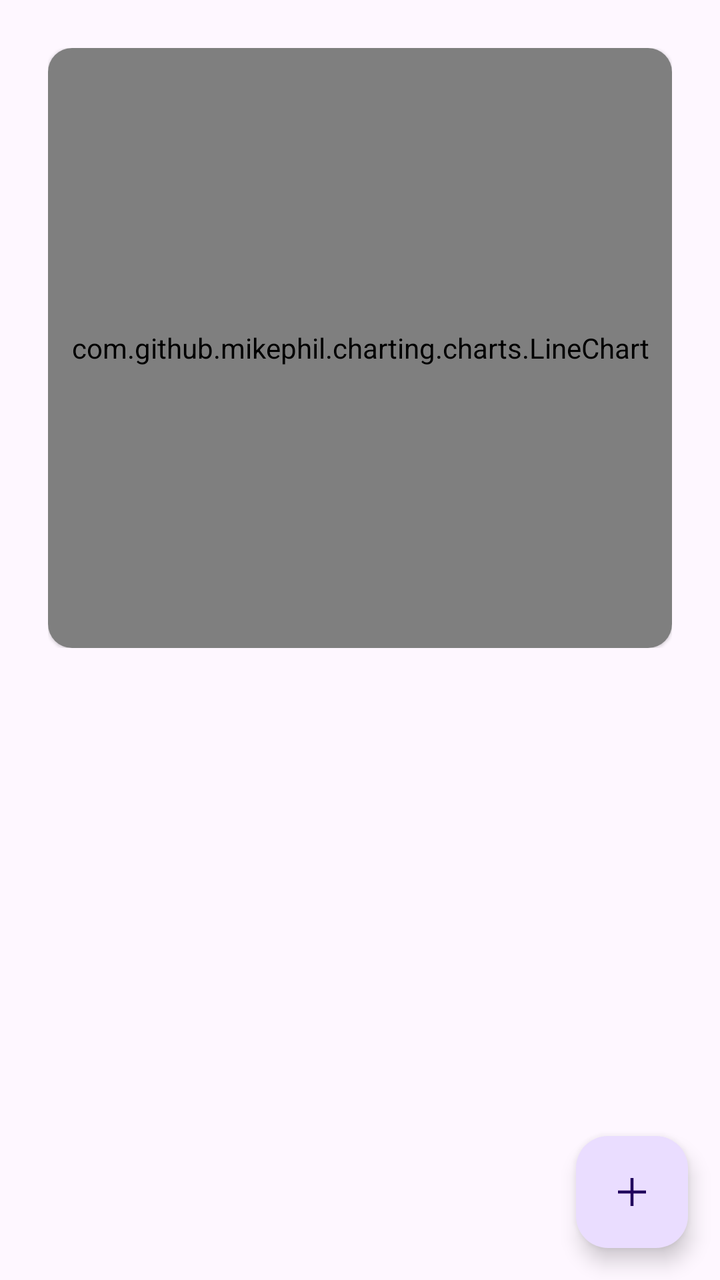
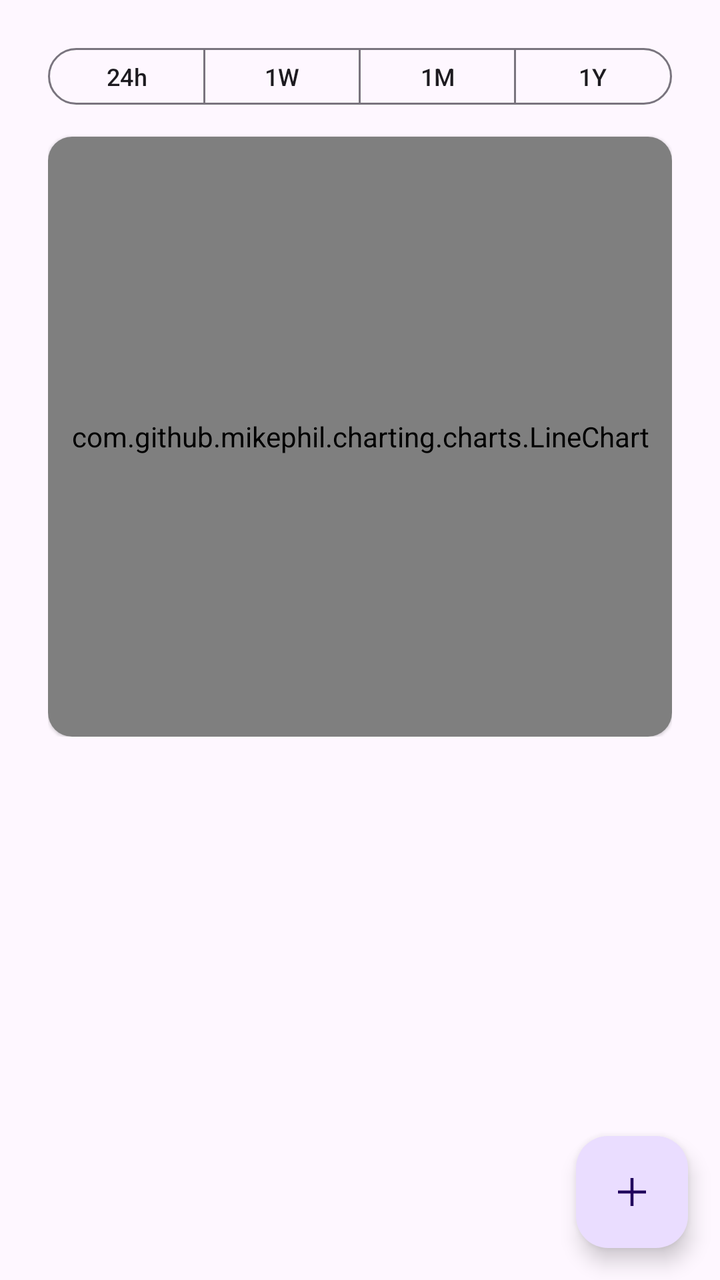

Screens rendered from an Android XML layout before and after an edit, with the pre-edit source and the edit as a unified diff.
<!-- AndroidManifest.xml: application theme Theme.TaskTracker -->
<!-- res/layout/fragment_dashboard.xml -->
<?xml version="1.0" encoding="utf-8"?>
<androidx.constraintlayout.widget.ConstraintLayout xmlns:android="http://schemas.android.com/apk/res/android"
    xmlns:app="http://schemas.android.com/apk/res-auto"
    xmlns:tools="http://schemas.android.com/tools"
    android:layout_width="match_parent"
    android:layout_height="match_parent"
    android:fitsSystemWindows="true"
    tools:context=".gui.fragments.DashboardFragment">

        <androidx.core.widget.NestedScrollView
            android:layout_width="match_parent"
            android:layout_height="match_parent">

                <androidx.constraintlayout.widget.ConstraintLayout
                    android:layout_width="match_parent"
                    android:layout_height="match_parent"
                    android:padding="24dp">

                        <com.google.android.material.card.MaterialCardView
                            android:layout_width="match_parent"
                            android:layout_height="wrap_content"
                            style="?attr/materialCardViewElevatedStyle"
                            app:layout_constraintBottom_toBottomOf="parent"
                            app:layout_constraintEnd_toEndOf="parent"
                            app:layout_constraintStart_toStartOf="parent"
                            app:layout_constraintTop_toTopOf="parent" >

                                <com.github.mikephil.charting.charts.LineChart
                                    android:layout_width="match_parent"
                                    android:layout_height="300dp"
                                    android:id="@+id/chart_view"/>

                        </com.google.android.material.card.MaterialCardView>

                </androidx.constraintlayout.widget.ConstraintLayout>

        </androidx.core.widget.NestedScrollView>

        <com.google.android.material.floatingactionbutton.FloatingActionButton
            android:id="@+id/button_insert_entry"
            android:layout_width="wrap_content"
            android:layout_height="wrap_content"
            app:layout_constraintEnd_toEndOf="parent"
            app:layout_constraintBottom_toBottomOf="parent"
            android:layout_marginEnd="16dp"
            android:layout_marginBottom="16dp"
            app:srcCompat="@drawable/ic_add" />

</androidx.constraintlayout.widget.ConstraintLayout>
<!-- resources referenced by this layout -->
<resources>
  <!-- drawable ic_add (drawable) -->
  <vector xmlns:android="http://schemas.android.com/apk/res/android"
      android:width="48dp"
      android:height="48dp"
      android:viewportWidth="48"
      android:viewportHeight="48"
      android:tint="?attr/colorControlNormal">
    <path
        android:fillColor="@android:color/white"
        android:pathData="M22.5,38V25.5H10V22.5H22.5V10H25.5V22.5H38V25.5H25.5V38Z"/>
  </vector>
  <style name="Theme.TaskTracker" parent="Base.Theme.TaskTracker" />
  <style name="Base.Theme.TaskTracker" parent="Theme.Material3.DayNight.NoActionBar">
          
          
      </style>
</resources>

<!-- the commit's change to res/layout/fragment_dashboard.xml (unified diff, before → after) -->
@@ -16,19 +16,64 @@
                     android:layout_height="match_parent"
                     android:padding="24dp">
 
-                        <com.google.android.material.card.MaterialCardView
+                        
+                        <com.google.android.material.button.MaterialButtonToggleGroup
+                            app:singleSelection="true"
+                            android:id="@+id/toggleButtons"
                             android:layout_width="match_parent"
                             android:layout_height="wrap_content"
+                            app:layout_constraintEnd_toEndOf="parent"
+                            app:layout_constraintStart_toStartOf="parent"
+                            app:layout_constraintTop_toTopOf="parent">
+
+                                <Button
+                                    android:id="@+id/dayToggleButton"
+                                    style="@style/Widget.App.Button.OutlinedButton.IconOnly"
+                                    android:layout_width="0dp"
+                                    android:layout_height="wrap_content"
+                                    android:layout_weight="1"
+                                    android:text="@string/toggle_day_button" />
+
+                                <Button
+                                    android:id="@+id/weekToggleButton"
+                                    style="@style/Widget.App.Button.OutlinedButton.IconOnly"
+                                    android:layout_width="0dp"
+                                    android:layout_height="wrap_content"
+                                    android:layout_weight="1"
+                                    android:text="@string/toggle_week_button" />
+
+                                <Button
+                                    android:id="@+id/monthToggleButton"
+                                    style="@style/Widget.App.Button.OutlinedButton.IconOnly"
+                                    android:layout_width="0dp"
+                                    android:layout_height="wrap_content"
+                                    android:layout_weight="1"
+                                    android:text="@string/toggle_month_button" />
+
+                                <Button
+                                    android:id="@+id/yearToggleButton"
+                                    style="@style/Widget.App.Button.OutlinedButton.IconOnly"
+                                    android:layout_width="0dp"
+                                    android:layout_height="wrap_content"
+                                    android:layout_weight="1"
+                                    android:text="@string/toggle_year_button" />
+                        </com.google.android.material.button.MaterialButtonToggleGroup>
+
+                        
+                        <com.google.android.material.card.MaterialCardView
                             style="?attr/materialCardViewElevatedStyle"
+                            android:layout_width="match_parent"
+                            android:layout_height="wrap_content"
+                            android:layout_marginTop="16dp"
                             app:layout_constraintBottom_toBottomOf="parent"
                             app:layout_constraintEnd_toEndOf="parent"
                             app:layout_constraintStart_toStartOf="parent"
-                            app:layout_constraintTop_toTopOf="parent" >
+                            app:layout_constraintTop_toBottomOf="@+id/toggleButtons">
 
                                 <com.github.mikephil.charting.charts.LineChart
+                                    android:id="@+id/chart_view"
                                     android:layout_width="match_parent"
-                                    android:layout_height="300dp"
-                                    android:id="@+id/chart_view"/>
+                                    android:layout_height="300dp" />
 
                         </com.google.android.material.card.MaterialCardView>
 
<!-- resource entries referenced after the edit -->
@@ -11,6 +11,20 @@
         android:fillColor="@android:color/white"
         android:pathData="M22.5,38V25.5H10V22.5H22.5V10H25.5V22.5H38V25.5H25.5V38Z"/>
   </vector>
+  <string name="toggle_day_button">24h</string>
+  <string name="toggle_month_button">1M</string>
+  <string name="toggle_week_button">1W</string>
+  <string name="toggle_year_button">1Y</string>
+  <style name="Widget.App.Button.OutlinedButton.IconOnly" parent="Widget.Material3.Button.OutlinedButton">
+          <item name="iconPadding">0dp</item>
+          <item name="android:insetTop">0dp</item>
+          <item name="android:insetBottom">0dp</item>
+          <item name="android:paddingLeft">12dp</item>
+          <item name="android:paddingRight">12dp</item>
+          <item name="android:minWidth">24dp</item>
+          <item name="android:minHeight">24dp</item>
+          <item name="android:textSize">12sp</item>
+      </style>
   <style name="Theme.TaskTracker" parent="Base.Theme.TaskTracker" />
   <style name="Base.Theme.TaskTracker" parent="Theme.Material3.DayNight.NoActionBar">
           
